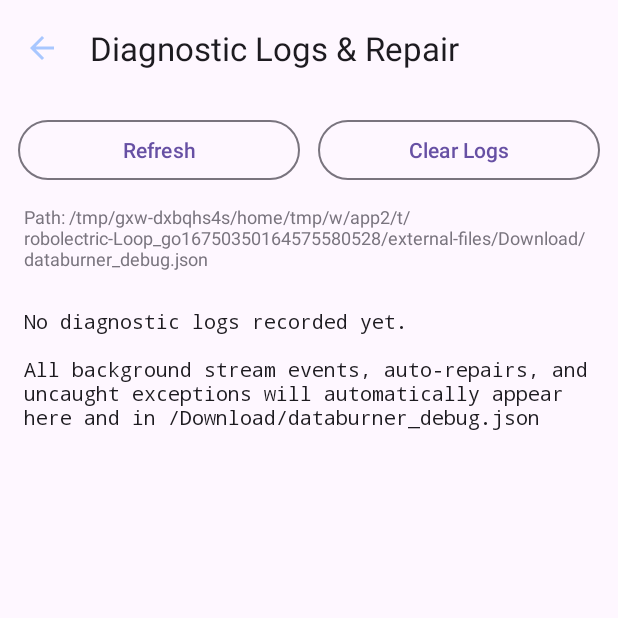
After one commit to Latikeshh/Data-Waster, an Android app: the DebugLogActivity screen opened directly, with no data from a screen before it, on a phone screen of 412 x 824 dp, the top half of it. The commit adds this screen. Run offline under Robolectric (Android 15) with nearby library versions, the phone set to English and light mode, and no system bars.

Commit message:
Implement databurner_debug.json logging, DebugLogActivity, uncaught crash handler, and stream auto-repair recovery system

```diff
--- a/app/src/main/AndroidManifest.xml
+++ b/app/src/main/AndroidManifest.xml
@@ -43,6 +43,11 @@
             android:exported="false"
             android:theme="@style/Theme.DataBurner" />
 
+        <activity
+            android:name=".ui.activities.DebugLogActivity"
+            android:exported="false"
+            android:theme="@style/Theme.DataBurner" />
+
         <service
             android:name=".service.BurnService"
             android:enabled="true"
--- /dev/null
+++ b/app/src/main/java/com/databurner/ui/activities/DebugLogActivity.java
@@ -0,0 +1,97 @@
+package com.databurner.ui.activities;
+
+import android.os.Bundle;
+import android.widget.TextView;
+import android.widget.Toast;
+
+import androidx.appcompat.app.AppCompatActivity;
+
+import com.databurner.R;
+import com.databurner.controller.DashboardController;
+import com.databurner.util.DebugLogger;
+import com.google.android.material.appbar.MaterialToolbar;
+import com.google.android.material.button.MaterialButton;
+
+import org.json.JSONArray;
+import org.json.JSONObject;
+
+import java.io.File;
+
+public class DebugLogActivity extends AppCompatActivity {
+
+    private TextView logsContainerText, filePathText;
+
+    @Override
+    protected void onCreate(Bundle savedInstanceState) {
+        super.onCreate(savedInstanceState);
+        setContentView(R.layout.activity_debug_log);
+
+        DashboardController.applyWindowInsets(findViewById(R.id.appBarLayout), R.id.appBarLayout, 0, 0);
+
+        MaterialToolbar topAppBar = findViewById(R.id.topAppBar);
+        if (topAppBar != null) {
+            topAppBar.setNavigationOnClickListener(v -> finish());
+        }
+
+        logsContainerText = findViewById(R.id.logsContainerText);
+        filePathText = findViewById(R.id.filePathText);
+        MaterialButton refreshBtn = findViewById(R.id.refreshBtn);
+        MaterialButton clearBtn = findViewById(R.id.clearBtn);
+
+        File downloadFile = DebugLogger.getDownloadFile();
+        if (filePathText != null && downloadFile != null) {
+            filePathText.setText("Path: " + downloadFile.getAbsolutePath());
+        }
+
+        if (refreshBtn != null) {
+            refreshBtn.setOnClickListener(v -> loadLogs());
+        }
+
+        if (clearBtn != null) {
+            clearBtn.setOnClickListener(v -> {
+                DebugLogger.clearLogs(this);
+                loadLogs();
+                Toast.makeText(this, "Logs cleared", Toast.LENGTH_SHORT).show();
+            });
+        }
+
+        loadLogs();
+    }
+
+    private void loadLogs() {
+        try {
+            JSONArray logs = DebugLogger.loadLogArray(this);
+            if (logs.length() == 0) {
+                logsContainerText.setText("No diagnostic logs recorded yet.\n\nAll background stream events, auto-repairs, and uncaught exceptions will automatically appear here and in /Download/databurner_debug.json");
+                return;
+            }
+
+            StringBuilder sb = new StringBuilder();
+            for (int i = logs.length() - 1; i >= 0; i--) { // Reverse order (newest first)
+                JSONObject obj = logs.getJSONObject(i);
+                sb.append("========================================\n");
+                sb.append("Time     : ").append(obj.optString("timestamp", "N/A")).append("\n");
+                sb.append("Event    : ").append(obj.optString("event_type", "INFO")).append("\n");
+                sb.append("Duration : ").append(formatDuration(obj.optLong("session_seconds", 0))).append("\n");
+                sb.append("Data MB  : ").append(obj.optString("total_mb", "0.00")).append(" MB\n");
+                sb.append("Threads  : ").append(obj.optInt("active_threads", 0)).append("\n");
+                sb.append("Message  : ").append(obj.optString("message", "")).append("\n");
+
+                if (obj.has("error_class")) {
+                    sb.append("Error    : ").append(obj.optString("error_class")).append(": ").append(obj.optString("error_message")).append("\n");
+                }
+                if (obj.has("stack_trace")) {
+                    sb.append("Trace    : ").append(obj.optString("stack_trace")).append("\n");
+                }
+                sb.append("\n");
+            }
+            logsContainerText.setText(sb.toString());
+        } catch (Exception e) {
+            logsContainerText.setText("Error reading logs: " + e.getMessage());
+        }
+    }
+
+    private String formatDuration(long sec) {
+        return String.format("%02d:%02d:%02d", sec / 3600, (sec % 3600) / 60, sec % 60);
+    }
+}
--- a/app/src/main/java/com/databurner/ui/activities/MainActivity.java
+++ b/app/src/main/java/com/databurner/ui/activities/MainActivity.java
@@ -115,6 +115,11 @@ public class MainActivity extends AppCompatActivity {
 					triggerHapticFeedback(topAppBar);
 					Intent intent = new Intent(this, AboutActivity.class);
 					intent.putExtra(AboutActivity.EXTRA_PAGE_TYPE, AboutActivity.PAGE_MORE_INFO);
+					startActivity(intent);
+					return true;
+				} else if (id == R.id.action_debug_logs) {
+					triggerHapticFeedback(topAppBar);
+					Intent intent = new Intent(this, DebugLogActivity.class);
 					startActivity(intent);
 					return true;
 				} else if (id == R.id.action_about) {
--- /dev/null
+++ b/app/src/main/res/layout/activity_debug_log.xml
@@ -0,0 +1,78 @@
+<?xml version="1.0" encoding="utf-8"?>
+<LinearLayout xmlns:android="http://schemas.android.com/apk/res/android"
+    xmlns:app="http://schemas.android.com/apk/res-auto"
+    android:layout_width="match_parent"
+    android:layout_height="match_parent"
+    android:orientation="vertical"
+    android:background="?attr/colorSurface">
+
+    <com.google.android.material.appbar.AppBarLayout
+        android:id="@+id/appBarLayout"
+        android:layout_width="match_parent"
+        android:layout_height="wrap_content"
+        android:background="?attr/colorSurface">
+
+        <com.google.android.material.appbar.MaterialToolbar
+            android:id="@+id/topAppBar"
+            android:layout_width="match_parent"
+            android:layout_height="?attr/actionBarSize"
+            app:navigationIcon="@drawable/ic_arrow_back"
+            app:title="Diagnostic Logs &amp; Repair"
+            app:titleTextAppearance="@style/TextAppearance.Material3.TitleLarge" />
+
+    </com.google.android.material.appbar.AppBarLayout>
+
+    <LinearLayout
+        android:layout_width="match_parent"
+        android:layout_height="wrap_content"
+        android:orientation="horizontal"
+        android:padding="12dp">
+
+        <com.google.android.material.button.MaterialButton
+            android:id="@+id/refreshBtn"
+            style="@style/Widget.Material3.Button.OutlinedButton"
+            android:layout_width="0dp"
+            android:layout_height="wrap_content"
+            android:layout_weight="1"
+            android:layout_marginEnd="6dp"
+            android:text="Refresh" />
+
+        <com.google.android.material.button.MaterialButton
+            android:id="@+id/clearBtn"
+            style="@style/Widget.Material3.Button.OutlinedButton"
+            android:layout_width="0dp"
+            android:layout_height="wrap_content"
+            android:layout_weight="1"
+            android:layout_marginStart="6dp"
+            android:text="Clear Logs" />
+
+    </LinearLayout>
+
+    <TextView
+        android:id="@+id/filePathText"
+        android:layout_width="match_parent"
+        android:layout_height="wrap_content"
+        android:paddingHorizontal="16dp"
+        android:paddingBottom="8dp"
+        android:text="File: /Download/databurner_debug.json"
+        android:textSize="12sp"
+        android:textColor="?attr/colorOutline" />
+
+    <ScrollView
+        android:layout_width="match_parent"
+        android:layout_height="0dp"
+        android:layout_weight="1">
+
+        <TextView
+            android:id="@+id/logsContainerText"
+            android:layout_width="match_parent"
+            android:layout_height="wrap_content"
+            android:padding="16dp"
+            android:fontFamily="monospace"
+            android:textSize="13sp"
+            android:text="No diagnostic logs recorded yet."
+            android:textColor="?attr/colorOnSurface" />
+
+    </ScrollView>
+
+</LinearLayout>
--- a/app/src/main/res/menu/menu_main.xml
+++ b/app/src/main/res/menu/menu_main.xml
@@ -15,6 +15,12 @@
         app:showAsAction="never" />
 
     <item
+        android:id="@+id/action_debug_logs"
+        android:icon="@android:drawable/ic_menu_agenda"
+        android:title="Diagnostic Logs"
+        app:showAsAction="never" />
+
+    <item
         android:id="@+id/action_about"
         android:icon="@android:drawable/ic_menu_info_details"
         android:title="About Data Burner"
```
Also changed, not shown: app/src/main/java/com/databurner/service/BurnService.java (+46 -1 lines), app/src/main/java/com/databurner/util/DebugLogger.java (added, +141 -0 lines).
